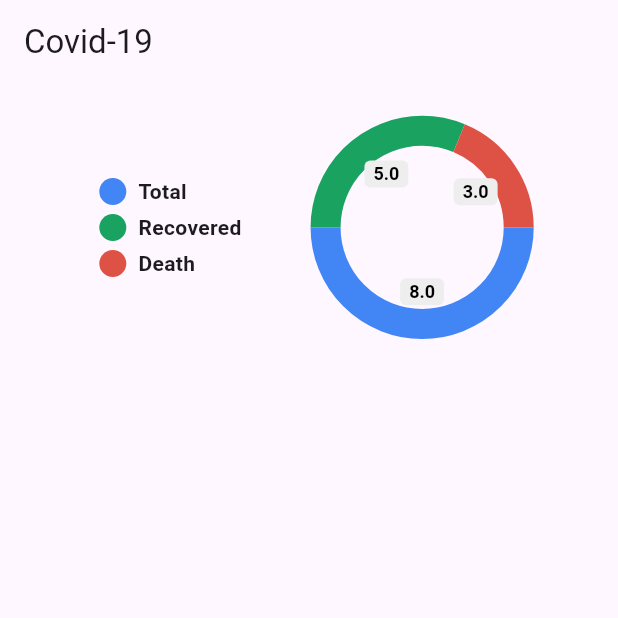
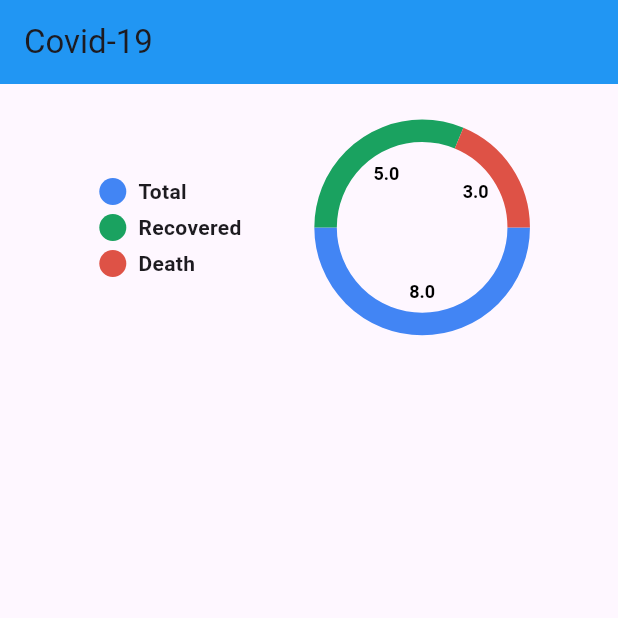
Before and after one commit to Mohsin832/Covid19_App_With_RestAPI, a Flutter app: the screen it shows after launch, on a phone screen of 412 x 824 dp, the top half of it. Run offline on Flutter 3.47's test engine with Material 3 defaults, Android fonts, the phone set to English and light mode, and no system bars; drawn by our look-alikes of pie_chart.

Commit message:
worldstate

```diff
--- a/lib/screen/worldstate.dart
+++ b/lib/screen/worldstate.dart
@@ -24,11 +24,13 @@ class _WorldstateState extends State<Worldstate> with TickerProviderStateMixin {
   @override
   Widget build(BuildContext context) {
     return Scaffold(
-      appBar: AppBar(title: Text("Covid-19")),
+      appBar: AppBar(title: Text("Covid-19"), backgroundColor: Colors.blue),
+
       body: SafeArea(
         child: Padding(
           padding: const EdgeInsets.all(15.0),
           child: Column(
+            crossAxisAlignment: .start,
             children: [
               SizedBox(height: MediaQuery.of(context).size.height * 0.01),
               PieChart(
@@ -40,7 +42,12 @@ class _WorldstateState extends State<Worldstate> with TickerProviderStateMixin {
                 legendOptions: LegendOptions(
                   legendPosition: LegendPosition.left,
                 ),
+                ringStrokeWidth: 15,
+                chartValuesOptions: ChartValuesOptions(
+                  showChartValueBackground: false,
+                ),
               ),
+              SizedBox(height: MediaQuery.of(context).size.height * 0.02),
             ],
           ),
         ),
```
Also changed, not shown: lib/constants/uihelper.dart (+8 -0 lines).
